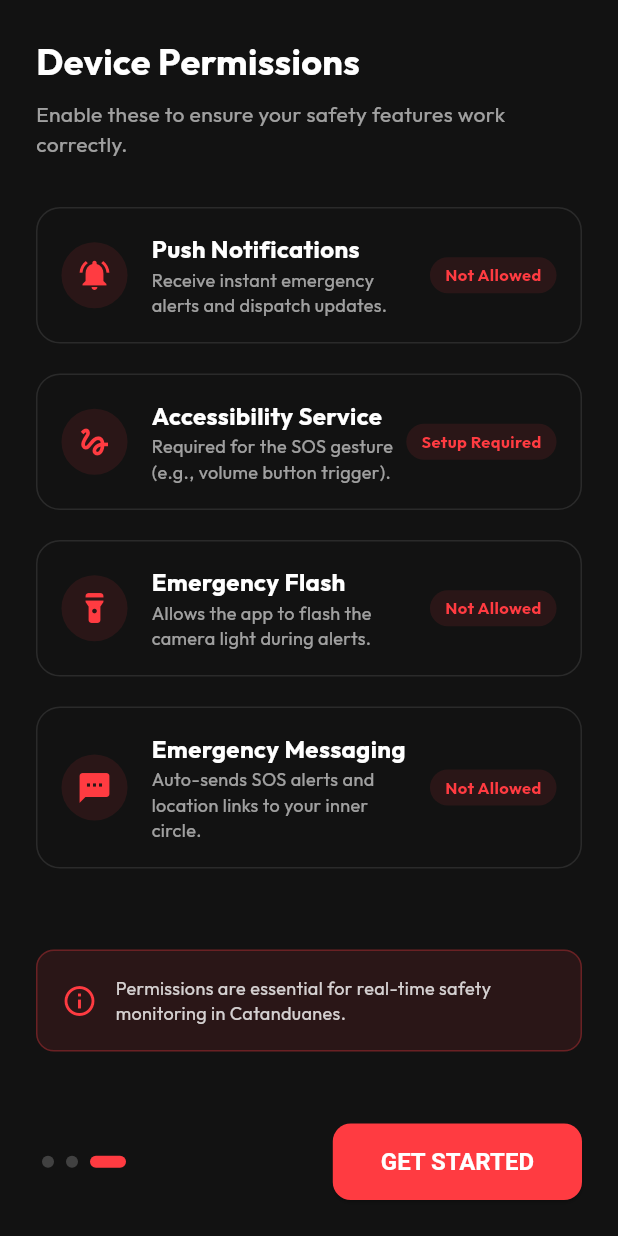
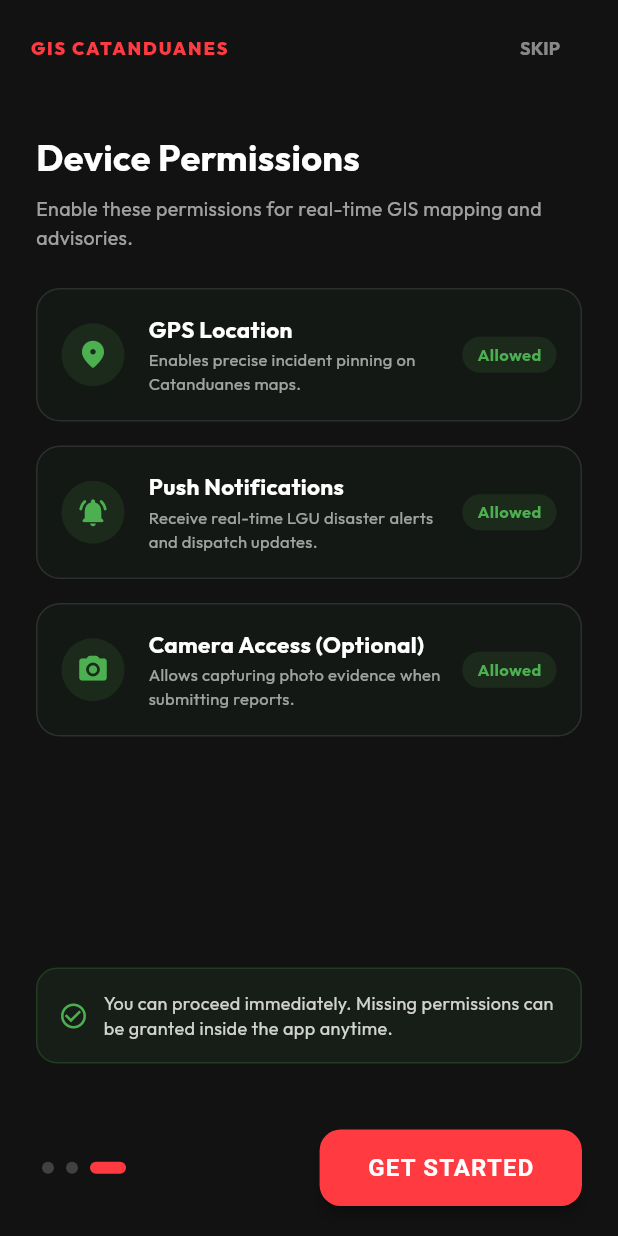
Before and after one commit to Tristan28-web/ResQnnect, a Flutter app: the screen it shows after launch, swiped to page 3, on a phone screen of 412 x 824 dp. Run offline on Flutter 3.47's test engine with Material 3 defaults, Android fonts, the phone set to English and light mode, and no system bars; our stand-ins replace cloud_firestore, firebase_auth, firebase_core, geolocator, google_fonts, google_maps_flutter and 5 more; missing offline and left inert: torch_light; accounts and stored records are empty.

Commit message:
fix(onboarding): remove emergency messaging and accessibility blocking, add skip option

```diff
--- a/lib/screens/onboarding_screen.dart
+++ b/lib/screens/onboarding_screen.dart
@@ -1,7 +1,6 @@
 import 'package:flutter/material.dart';
 import 'package:shared_preferences/shared_preferences.dart';
 import 'package:permission_handler/permission_handler.dart';
-import 'package:app_settings/app_settings.dart';
 import '../core/constants.dart';
 
 class OnboardingScreen extends StatefulWidget {
@@ -14,10 +13,29 @@ class OnboardingScreen extends StatefulWidget {
 class _OnboardingScreenState extends State<OnboardingScreen> {
   final PageController _pageController = PageController();
   int _currentPage = 0;
+  bool _locationAllowed = false;
   bool _notificationsAllowed = false;
-  bool _accessibilityInstructionsRead = false;
-  bool _flashAllowed = false;
-  bool _smsAllowed = false;
+  bool _cameraAllowed = false;
+
+  @override
+  void initState() {
+    super.initState();
+    _checkInitialPermissions();
+  }
+
+  Future<void> _checkInitialPermissions() async {
+    final locStatus = await Permission.location.status;
+    final notifStatus = await Permission.notification.status;
+    final camStatus = await Permission.camera.status;
+
+    if (mounted) {
+      setState(() {
+        _locationAllowed = locStatus.isGranted;
+        _notificationsAllowed = notifStatus.isGranted;
+        _cameraAllowed = camStatus.isGranted;
+      });
+    }
+  }
 
   @override
   Widget build(BuildContext context) {
@@ -30,10 +48,39 @@ class _OnboardingScreenState extends State<OnboardingScreen> {
       body: SafeArea(
         child: Column(
           children: [
+            // Top Bar with Skip Button
+            Padding(
+              padding: const EdgeInsets.symmetric(horizontal: 20, vertical: 8),
+              child: Row(
+                mainAxisAlignment: MainAxisAlignment.spaceBetween,
+                children: [
+                  Text(
+                    'GIS CATANDUANES',
+                    style: TextStyle(
+                      color: AppConstants.primaryRed,
+                      fontSize: 12,
+                      fontWeight: FontWeight.w900,
+                      letterSpacing: 1.2,
+                    ),
+                  ),
+                  TextButton(
+                    onPressed: _completeOnboarding,
+                    child: Text(
+                      'SKIP',
+                      style: TextStyle(
+                        color: textColor.withOpacity(0.5),
+                        fontWeight: FontWeight.bold,
+                        fontSize: 12,
+                      ),
+                    ),
+                  ),
+                ],
+              ),
+            ),
             Expanded(
               child: PageView(
                 controller: _pageController,
-                physics: const NeverScrollableScrollPhysics(),
+                physics: const BouncingScrollPhysics(),
                 onPageChanged: (int page) {
                   setState(() {
                     _currentPage = page;
@@ -70,16 +117,16 @@ class _OnboardingScreenState extends State<OnboardingScreen> {
               color: textColor,
               fontSize: 28,
               fontWeight: FontWeight.bold,
-              letterSpacing: 2,
+              letterSpacing: 1.5,
             ),
             textAlign: TextAlign.center,
           ),
           const SizedBox(height: 16),
           Text(
-            'The official emergency response and disaster preparedness platform for the Province of Catanduanes. Empowering citizens and responders to stay connected during critical moments.',
+            'GIS-Powered Incident Mapping and Predictive Logic System for Local Government Unit of Catanduanes.\n\nCentralized platform for real-time incident reporting, GPS pinning, and community hazard tracking.',
             style: TextStyle(
               color: textColor.withOpacity(0.7),
-              fontSize: 16,
+              fontSize: 15,
               height: 1.5,
             ),
             textAlign: TextAlign.center,
@@ -106,22 +153,23 @@ class _OnboardingScreenState extends State<OnboardingScreen> {
           const SizedBox(height: 16),
           Expanded(
             child: Container(
-              padding: const EdgeInsets.all(16),
+              padding: const EdgeInsets.all(18),
               decoration: BoxDecoration(
-                color: textColor.withOpacity(0.05),
-                borderRadius: BorderRadius.circular(12),
+                color: textColor.withOpacity(0.04),
+                borderRadius: BorderRadius.circular(16),
+                border: Border.all(color: textColor.withOpacity(0.08)),
               ),
               child: SingleChildScrollView(
+                physics: const BouncingScrollPhysics(),
                 child: Text(
-                  '1. User Agreement: By using GIS, you agree to provide accurate information during emergencies to ensure efficient dispatch.\n\n'
-                  '2. Google Terms: This app utilizes Google Maps and Google Authentication. By proceeding, you agree to Google\'s Terms of Service and Privacy Policy.\n\n'
-                  '3. Data Collection: We collect essential contact information (name, phone number, location) to facilitate emergency assistance. This data is handled with strict confidentiality and used only for safety purposes in coordination with Catanduanes authorities.\n\n'
-                  '4. Emergency Responsibility: While GIS facilitates connection, the user remains responsible for following local safety guidelines issued by official channels.\n\n'
-                  '5. Gesture Controls: Our SOS gesture feature requires accessibility setup to detect emergency triggers accurately even when the screen is locked.',
+                  '1. Accurate Reporting: By using GIS, you agree to submit truthful incident reports and coordinates to assist LGU dispatchers.\n\n'
+                  '2. Geolocation Mapping: The app utilizes GPS positioning to pin incident locations accurately across Catanduanes municipalities.\n\n'
+                  '3. Data Privacy: Your personal data is protected under Republic Act 10173 (Data Privacy Act of 2012) and used strictly for disaster risk reduction and emergency response.\n\n'
+                  '4. LGU Coordination: Reports are monitored by authorized provincial and municipal emergency command units.',
                   style: TextStyle(
                     color: textColor.withOpacity(0.8),
-                    fontSize: 14,
-                    height: 1.5,
+                    fontSize: 13,
+                    height: 1.6,
                   ),
                 ),
               ),
@@ -130,7 +178,7 @@ class _OnboardingScreenState extends State<OnboardingScreen> {
           const SizedBox(height: 16),
           Row(
             children: [
-              Icon(Icons.check_circle, color: AppConstants.primaryRed, size: 20),
+              const Icon(Icons.check_circle, color: Colors.green, size: 20),
               const SizedBox(width: 8),
               Expanded(
                 child: Text(
@@ -161,60 +209,54 @@ class _OnboardingScreenState extends State<OnboardingScreen> {
           ),
           const SizedBox(height: 8),
           Text(
-            'Enable these to ensure your safety features work correctly.',
-            style: TextStyle(color: textColor.withOpacity(0.6), fontSize: 14),
+            'Enable these permissions for real-time GIS mapping and advisories.',
+            style: TextStyle(color: textColor.withOpacity(0.6), fontSize: 13),
           ),
-          const SizedBox(height: 32),
+          const SizedBox(height: 24),
           _buildPermissionTile(
-            icon: Icons.notifications_active,
+            icon: Icons.location_on_rounded,
+            title: 'GPS Location',
+            subtitle: 'Enables precise incident pinning on Catanduanes maps.',
+            status: _locationAllowed ? 'Allowed' : 'Tap to Enable',
+            isGranted: _locationAllowed,
+            onTap: _requestLocationPermission,
+            textColor: textColor,
+          ),
+          const SizedBox(height: 16),
+          _buildPermissionTile(
+            icon: Icons.notifications_active_rounded,
             title: 'Push Notifications',
-            subtitle: 'Receive instant emergency alerts and dispatch updates.',
-            status: _notificationsAllowed ? 'Allowed' : 'Not Allowed',
+            subtitle: 'Receive real-time LGU disaster alerts and dispatch updates.',
+            status: _notificationsAllowed ? 'Allowed' : 'Tap to Enable',
+            isGranted: _notificationsAllowed,
             onTap: _requestNotificationPermission,
             textColor: textColor,
           ),
-          const SizedBox(height: 20),
+          const SizedBox(height: 16),
           _buildPermissionTile(
-            icon: Icons.gesture,
-            title: 'Accessibility Service',
-            subtitle: 'Required for the SOS gesture (e.g., volume button trigger).',
-            status: _accessibilityInstructionsRead ? 'Ready' : 'Setup Required',
-            onTap: _requestAccessibilityPermission,
-            textColor: textColor,
-          ),
-          const SizedBox(height: 20),
-          _buildPermissionTile(
-            icon: Icons.flashlight_on_rounded,
-            title: 'Emergency Flash',
-            subtitle: 'Allows the app to flash the camera light during alerts.',
-            status: _flashAllowed ? 'Allowed' : 'Not Allowed',
-            onTap: _requestFlashPermission,
-            textColor: textColor,
-          ),
-          const SizedBox(height: 20),
-          _buildPermissionTile(
-            icon: Icons.sms_rounded,
-            title: 'Emergency Messaging',
-            subtitle: 'Auto-sends SOS alerts and location links to your inner circle.',
-            status: _smsAllowed ? 'Allowed' : 'Not Allowed',
-            onTap: _requestSMSPermission,
+            icon: Icons.camera_alt_rounded,
+            title: 'Camera Access (Optional)',
+            subtitle: 'Allows capturing photo evidence when submitting reports.',
+            status: _cameraAllowed ? 'Allowed' : 'Tap to Enable',
+            isGranted: _cameraAllowed,
+            onTap: _requestCameraPermission,
             textColor: textColor,
           ),
           const Spacer(),
           Container(
-            padding: const EdgeInsets.all(16),
+            padding: const EdgeInsets.all(14),
             decoration: BoxDecoration(
-              color: AppConstants.primaryRed.withOpacity(0.1),
-              borderRadius: BorderRadius.circular(12),
-              border: Border.all(color: AppConstants.primaryRed.withOpacity(0.3)),
+              color: Colors.green.withOpacity(0.08),
+              borderRadius: BorderRadius.circular(14),
+              border: Border.all(color: Colors.green.withOpacity(0.2)),
             ),
             child: Row(
               children: [
-                Icon(Icons.info_outline, color: AppConstants.primaryRed),
-                const SizedBox(width: 12),
+                const Icon(Icons.check_circle_outline, color: Colors.green, size: 20),
+                const SizedBox(width: 10),
                 Expanded(
                   child: Text(
-                    'Permissions are essential for real-time safety monitoring in Catanduanes.',
+                    'You can proceed immediately. Missing permissions can be granted inside the app anytime.',
                     style: TextStyle(color: textColor.withOpacity(0.8), fontSize: 12),
                   ),
                 ),
@@ -231,10 +273,11 @@ class _OnboardingScreenState extends State<OnboardingScreen> {
     required String title,
     required String subtitle,
     required String status,
+    required bool isGranted,
     required VoidCallback onTap,
     required Color textColor,
   }) {
-    final statusColor = status == 'Allowed' || status == 'Ready' ? Colors.green : AppConstants.primaryRed;
+    final statusColor = isGranted ? Colors.green : AppConstants.primaryRed;
 
     return InkWell(
       onTap: onTap,
@@ -244,16 +287,17 @@ class _OnboardingScreenState extends State<OnboardingScreen> {
         decoration: BoxDecoration(
           border: Border.all(color: textColor.withOpacity(0.1)),
           borderRadius: BorderRadius.circular(16),
+          color: isGranted ? Colors.green.withOpacity(0.04) : null,
         ),
         child: Row(
           children: [
             Container(
               padding: const EdgeInsets.all(10),
               decoration: BoxDecoration(
-                color: AppConstants.primaryRed.withOpacity(0.1),
+                color: statusColor.withOpacity(0.12),
                 shape: BoxShape.circle,
               ),
-              child: Icon(icon, color: AppConstants.primaryRed),
+              child: Icon(icon, color: statusColor, size: 22),
             ),
             const SizedBox(width: 16),
             Expanded(
@@ -262,11 +306,12 @@ class _OnboardingScreenState extends State<OnboardingScreen> {
                 children: [
                   Text(
                     title,
-                    style: TextStyle(color: textColor, fontWeight: FontWeight.bold, fontSize: 16),
+                    style: TextStyle(color: textColor, fontWeight: FontWeight.bold, fontSize: 15),
                   ),
+                  const SizedBox(height: 2),
                   Text(
                     subtitle,
-                    style: TextStyle(color: textColor.withOpacity(0.6), fontSize: 12),
+                    style: TextStyle(color: textColor.withOpacity(0.6), fontSize: 11),
                   ),
                 ],
               ),
@@ -275,7 +320,7 @@ class _OnboardingScreenState extends State<OnboardingScreen> {
             Container(
               padding: const EdgeInsets.symmetric(horizontal: 10, vertical: 4),
               decoration: BoxDecoration(
-                color: statusColor.withOpacity(0.1),
+                color: statusColor.withOpacity(0.12),
                 borderRadius: BorderRadius.circular(20),
               ),
               child: Text(
@@ -289,55 +334,30 @@ class _OnboardingScreenState extends State<OnboardingScreen> {
     );
   }
 
+  Future<void> _requestLocationPermission() async {
+    final status = await Permission.location.request();
+    if (status.isGranted) {
+      setState(() => _locationAllowed = true);
+    }
+  }
+
   Future<void> _requestNotificationPermission() async {
-    // First try standard request
     final status = await Permission.notification.request();
     if (status.isGranted) {
-      setState(() {
-        _notificationsAllowed = true;
-      });
-    } else {
-      // If permanently denied or user prefers settings, open directly
-      await AppSettings.openAppSettings(type: AppSettingsType.notification);
-      // We check again after they return
-      final newStatus = await Permission.notification.status;
-      if (newStatus.isGranted) {
       setState(() => _notificationsAllowed = true);
     }
   }
-  }
 
-  Future<void> _requestAccessibilityPermission() async {
-    // Open accessibility settings
-    await AppSettings.openAppSettings(type: AppSettingsType.accessibility);
-    // Mark as ready since we can't reliably check if they actually enabled it without specialized plugins,
-    // but the redirection is what was requested.
-     setState(() {
-      _accessibilityInstructionsRead = true;
-    });
-  }
-
-  Future<void> _requestFlashPermission() async {
+  Future<void> _requestCameraPermission() async {
     final status = await Permission.camera.request();
     if (status.isGranted) {
-      setState(() => _flashAllowed = true);
-    } else if (status.isPermanentlyDenied) {
-      await openAppSettings();
-    }
-  }
-
-  Future<void> _requestSMSPermission() async {
-    final status = await Permission.sms.request();
-    if (status.isGranted) {
-      setState(() => _smsAllowed = true);
-    } else if (status.isPermanentlyDenied) {
-      await openAppSettings();
+      setState(() => _cameraAllowed = true);
     }
   }
 
   Widget _buildFooter(Color textColor) {
     return Padding(
-      padding: const EdgeInsets.symmetric(horizontal: 24, vertical: 24),
+      padding: const EdgeInsets.symmetric(horizontal: 24, vertical: 20),
       child: Row(
         mainAxisAlignment: MainAxisAlignment.spaceBetween,
         children: [
@@ -360,29 +380,31 @@ class _OnboardingScreenState extends State<OnboardingScreen> {
               backgroundColor: AppConstants.primaryRed,
               foregroundColor: Colors.white,
               padding: const EdgeInsets.symmetric(horizontal: 32, vertical: 16),
-              shape: RoundedRectangleBorder(borderRadius: BorderRadius.circular(12)),
+              shape: RoundedRectangleBorder(borderRadius: BorderRadius.circular(14)),
+              elevation: 4,
             ),
-            child: Text(_currentPage == 2 ? 'GET STARTED' : 'CONTINUE'),
+            child: Text(
+              _currentPage == 2 ? 'GET STARTED' : 'CONTINUE',
+              style: const TextStyle(fontWeight: FontWeight.bold, letterSpacing: 0.8),
+            ),
           ),
         ],
       ),
     );
   }
 
-  void _onNextPressed() async {
+  void _onNextPressed() {
     if (_currentPage < 2) {
       _pageController.nextPage(
-        duration: const Duration(milliseconds: 400),
+        duration: const Duration(milliseconds: 350),
         curve: Curves.easeInOut,
       );
     } else {
-      if (!_notificationsAllowed || !_accessibilityInstructionsRead || !_flashAllowed || !_smsAllowed) {
-         ScaffoldMessenger.of(context).showSnackBar(
-          const SnackBar(content: Text('Please allow all permissions (including Messaging) to proceed to secure rescue mode.')),
-        );
-        return;
+      _completeOnboarding();
+    }
   }
 
+  Future<void> _completeOnboarding() async {
     // Save onboarding complete status
     final prefs = await SharedPreferences.getInstance();
     await prefs.setBool('onboarding_complete', true);
@@ -392,4 +414,3 @@ class _OnboardingScreenState extends State<OnboardingScreen> {
     }
   }
 }
-}
```
Lines whose indentation alone changed are shown as unchanged.
